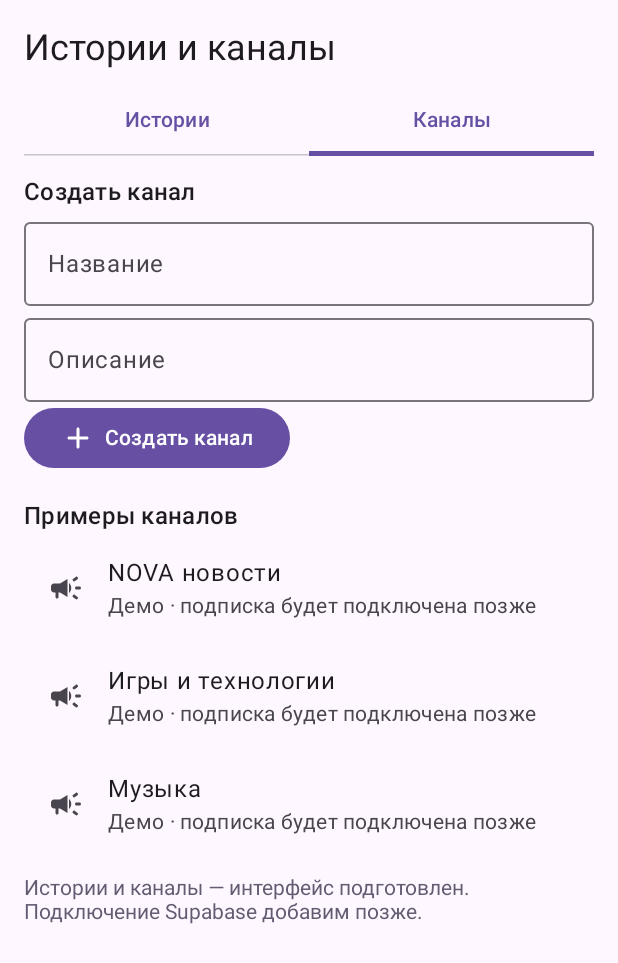
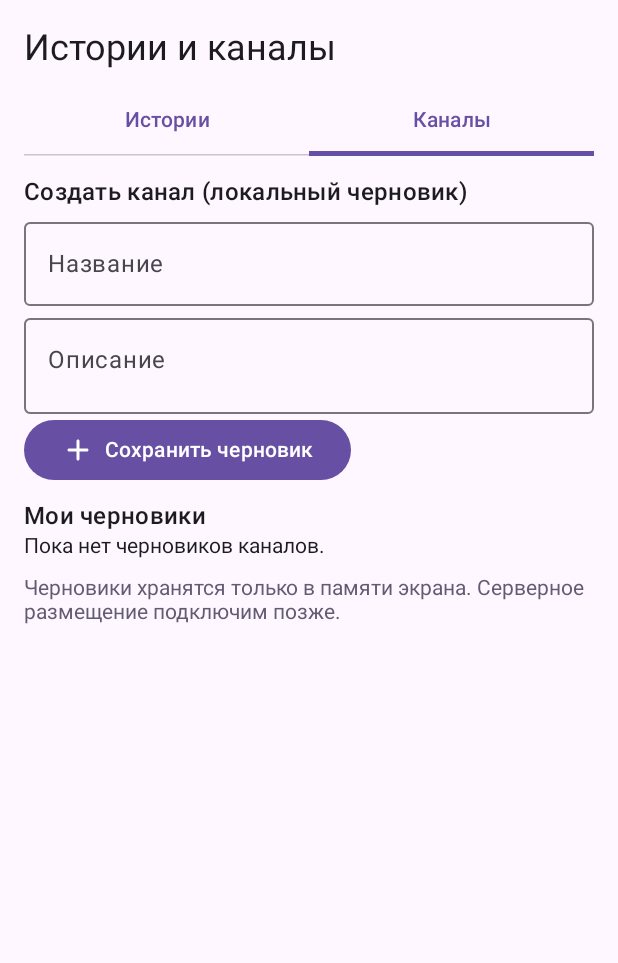
Before and after one commit to galeev1323-bot/NOVA, an Android app built with Jetpack Compose: the composable StoriesChannelsScreen shown on its own in the app's theme, tab 2 chosen, on a phone screen of 412 x 824 dp. Shown: the top 963 px of the screen. Run offline under Robolectric (Android 15) with nearby library versions, the phone set to English and light mode, and no system bars; libraries missing offline, so code that uses them is left out: io.github.jan.supabase; 2 statements that could not run were skipped.

Commit message:
Improve Stories and Channels local draft flows

```diff
--- a/NOVA/app/src/main/java/com/nova/messenger/ui/StoriesChannelsScreen.kt
+++ b/NOVA/app/src/main/java/com/nova/messenger/ui/StoriesChannelsScreen.kt
@@ -7,17 +7,19 @@ import androidx.compose.material.icons.Icons
 import androidx.compose.material.icons.rounded.*
 import androidx.compose.material3.*
 import androidx.compose.runtime.*
+import androidx.compose.runtime.saveable.rememberSaveable
 import androidx.compose.ui.Modifier
 import androidx.compose.ui.unit.dp
 
 @Composable
 fun StoriesChannelsScreen() {
-    var selected by remember { mutableIntStateOf(0) }
-    var channelTitle by remember { mutableStateOf("") }
-    var channelAbout by remember { mutableStateOf("") }
-    var storyCaption by remember { mutableStateOf("") }
-    var info by remember { mutableStateOf("Истории и каналы — интерфейс подготовлен. Подключение Supabase добавим позже.") }
-    val demoChannels = listOf("NOVA новости", "Игры и технологии", "Музыка")
+    var selected by rememberSaveable { mutableIntStateOf(0) }
+    var channelTitle by rememberSaveable { mutableStateOf("") }
+    var channelAbout by rememberSaveable { mutableStateOf("") }
+    var storyCaption by rememberSaveable { mutableStateOf("") }
+    var info by rememberSaveable { mutableStateOf("Черновики хранятся только в памяти экрана. Серверное размещение подключим позже.") }
+    var stories by rememberSaveable { mutableStateOf(listOf<String>()) }
+    var channels by rememberSaveable { mutableStateOf(listOf<Pair<String,String>>()) }
     Column(Modifier.fillMaxSize().padding(16.dp)) {
         Text("Истории и каналы", style=MaterialTheme.typography.headlineSmall)
         Spacer(Modifier.height(8.dp))
@@ -27,18 +29,33 @@ fun StoriesChannelsScreen() {
         }
         Spacer(Modifier.height(12.dp))
         if(selected==0) {
-            Text("Истории",style=MaterialTheme.typography.titleMedium)
-            Text("Фото и видео будут отображаться здесь и исчезать через 24 часа после подключения базы.")
-            OutlinedTextField(storyCaption,{storyCaption=it},label={Text("Подпись к истории")},modifier=Modifier.fillMaxWidth())
-            Button(onClick={info="Выбор фото/видео и публикация будут подключены вместе с Supabase."}) { Icon(Icons.Rounded.Add,null); Spacer(Modifier.width(6.dp)); Text("Добавить историю") }
+            Text("Текстовые черновики историй",style=MaterialTheme.typography.titleMedium)
+            OutlinedTextField(storyCaption,{storyCaption=it},label={Text("Текст истории")},modifier=Modifier.fillMaxWidth(), minLines=2)
+            Button(onClick={
+                if(storyCaption.isBlank()) info="Напиши текст истории."
+                else { stories=stories+storyCaption.trim(); storyCaption=""; info="Черновик добавлен в список ниже." }
+            }) { Icon(Icons.Rounded.Add,null); Spacer(Modifier.width(6.dp)); Text("Добавить черновик") }
+            if(stories.isNotEmpty()) {
+                Text("Черновики",style=MaterialTheme.typography.titleMedium)
+                LazyColumn(Modifier.weight(1f, fill=false)) { items(stories.reversed()) { item -> ListItem(leadingContent={Icon(Icons.Rounded.AutoStories,null)},headlineContent={Text(item)}) } }
+                TextButton(onClick={stories=emptyList()}) { Text("Очистить черновики") }
+            }
+            Text("Фото, видео и публикация появятся после подключения хранилища.",color=MaterialTheme.colorScheme.onSurfaceVariant)
         } else {
-            Text("Создать канал",style=MaterialTheme.typography.titleMedium)
+            Text("Создать канал (локальный черновик)",style=MaterialTheme.typography.titleMedium)
             OutlinedTextField(channelTitle,{channelTitle=it},label={Text("Название")},modifier=Modifier.fillMaxWidth())
-            OutlinedTextField(channelAbout,{channelAbout=it},label={Text("Описание")},modifier=Modifier.fillMaxWidth())
-            Button(onClick={info=if(channelTitle.isBlank()) "Введите название канала." else "Канал «$channelTitle» сохранён как черновик интерфейса. Серверное создание подключим позже."}) { Icon(Icons.Rounded.Add,null); Spacer(Modifier.width(6.dp)); Text("Создать канал") }
-            Spacer(Modifier.height(16.dp))
-            Text("Примеры каналов",style=MaterialTheme.typography.titleMedium)
-            LazyColumn { items(demoChannels) { item -> ListItem(leadingContent={Icon(Icons.Rounded.Campaign,null)},headlineContent={Text(item)},supportingContent={Text("Демо · подписка будет подключена позже")}) } }
+            OutlinedTextField(channelAbout,{channelAbout=it},label={Text("Описание")},modifier=Modifier.fillMaxWidth(),minLines=2)
+            Button(onClick={
+                if(channelTitle.isBlank()) info="Введите название канала."
+                else { channels=channels+(channelTitle.trim() to channelAbout.trim()); info="Черновик канала добавлен."; channelTitle=""; channelAbout="" }
+            }) { Icon(Icons.Rounded.Add,null); Spacer(Modifier.width(6.dp)); Text("Сохранить черновик") }
+            Spacer(Modifier.height(8.dp))
+            Text("Мои черновики",style=MaterialTheme.typography.titleMedium)
+            if(channels.isEmpty()) Text("Пока нет черновиков каналов.")
+            else LazyColumn(Modifier.weight(1f, fill=false)) {
+                items(channels.reversed()) { (name,about) -> ListItem(leadingContent={Icon(Icons.Rounded.Campaign,null)},headlineContent={Text(name)},supportingContent={Text(about.ifBlank{"Без описания"})}) }
+            }
+            if(channels.isNotEmpty()) TextButton(onClick={channels=emptyList()}) { Text("Очистить черновики") }
         }
         Spacer(Modifier.height(12.dp))
         Text(info,color=MaterialTheme.colorScheme.secondary)
```
